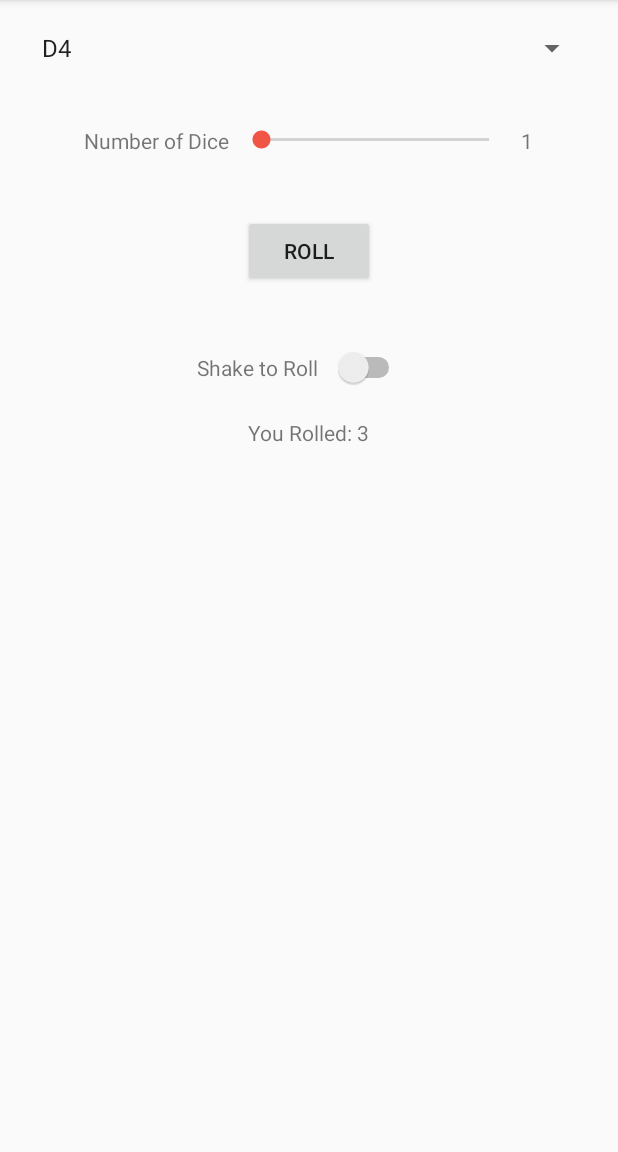
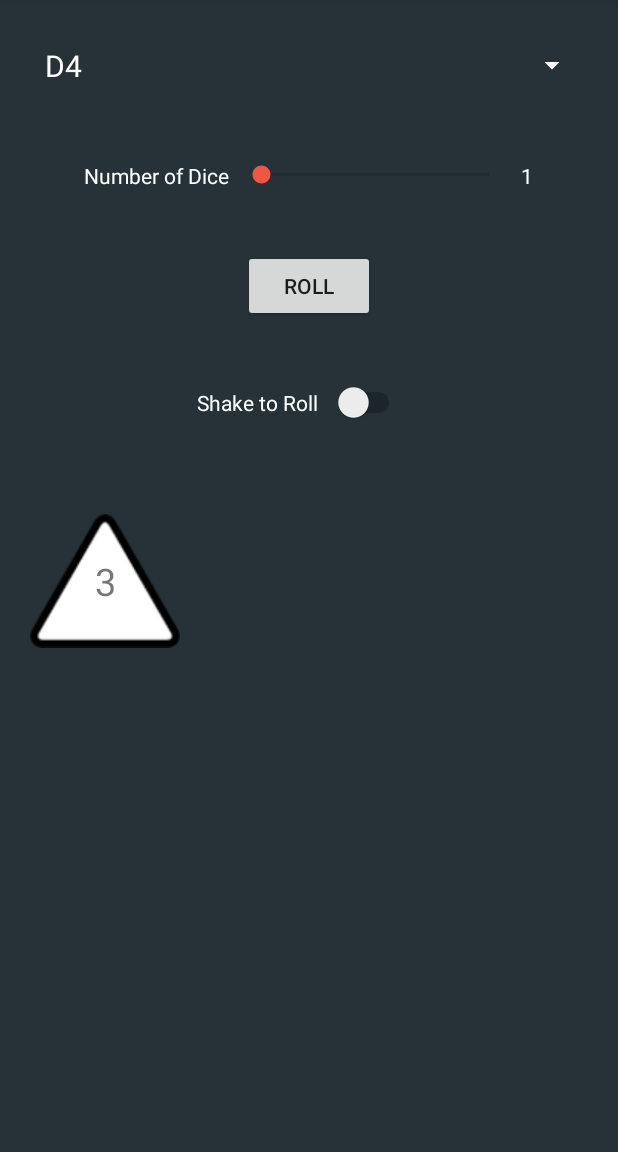
Before and after one commit to MikeLarsenW/DnDApp, an Android app: the DiceActivity screen opened directly, with no data from a screen before it, after a tap on "ROLL", on a phone screen of 412 x 824 dp, the part 84-1236 px from its top. Run offline under Robolectric (Android 15) with nearby library versions, the phone set to English and light mode, and no system bars; our stand-ins replace FlexboxLayout; libraries missing offline, so code that uses them is left out: com.github.tbouron.shakedetector; Roboto replaces fonts that are not available here; 4 statements that could not run were skipped.

Commit message:
Remade the layout for dice. Now uses custom layout with a imageview and textview to display dice. Also rotates the dice when rolled.

```diff
--- a/app/build.gradle
+++ b/app/build.gradle
@@ -28,5 +28,6 @@ dependencies {
     implementation 'com.github.tbouron.shakedetector:library:1.0.0@aar'
     implementation 'com.android.support:design:28.+'
     implementation 'com.google.code.gson:gson:2.8.5'
+    implementation 'com.google.android:flexbox:1.0.0'
 
 }
--- a/app/src/main/java/com/example/mike/dnd_mobile_app/DiceActivity.java
+++ b/app/src/main/java/com/example/mike/dnd_mobile_app/DiceActivity.java
@@ -5,6 +5,9 @@
 package com.example.mike.dnd_mobile_app;
 
 import android.content.Context;
+import android.graphics.Color;
+import android.graphics.PorterDuff;
+import android.graphics.drawable.Drawable;
 import android.hardware.Sensor;
 import android.hardware.SensorEvent;
 import android.hardware.SensorEventListener;
@@ -13,12 +16,15 @@ import android.os.Vibrator;
 import android.support.v7.app.AppCompatActivity;
 import android.os.Bundle;
 import android.util.Log;
+import android.view.LayoutInflater;
 import android.view.View;
 import android.widget.AdapterView;
 import android.widget.ArrayAdapter;
 import android.widget.Button;
 import android.widget.CompoundButton;
+import android.widget.ImageView;
 import android.widget.LinearLayout;
+import android.widget.RelativeLayout;
 import android.widget.SeekBar;
 import android.widget.Spinner;
 import android.widget.Switch;
@@ -27,6 +33,10 @@ import android.widget.TextView;
 import android.widget.Toast;
 
 import com.github.tbouron.shakedetector.library.ShakeDetector;
+import com.google.android.flexbox.AlignContent;
+import com.google.android.flexbox.FlexWrap;
+import com.google.android.flexbox.FlexboxLayout;
+import com.google.android.flexbox.JustifyContent;
 
 import org.w3c.dom.Text;
 
@@ -44,9 +54,10 @@ public class DiceActivity extends AppCompatActivity{
     Switch accel;
     SeekBar numOfDice;
     TextView numberTV;
-    LinearLayout results;
     boolean switchVal;
     Vibrator v;
+    FlexboxLayout diceLayout;
+    LayoutInflater li;
 
     @Override
     protected void onCreate(Bundle savedInstanceState) {
@@ -86,21 +97,42 @@ public class DiceActivity extends AppCompatActivity{
             }
         });
     }
-    //This function dynamically updates the layout with textviews depending on the number of dice selected
+    //This function dynamically updates the layout with dice images depending on the number of dice selected
     public void updateResultViews(int amount)
     {
-        results.removeAllViews();
+        diceLayout.removeAllViews();
+
+        int diceName = R.drawable.d6;
+        switch(diceType)
+        {
+            case 1: diceName = R.drawable.d4; break;
+            case 2: diceName = R.drawable.d6; break;
+            case 3: diceName = R.drawable.d8; break;
+            case 4: diceName = R.drawable.d10; break;
+            case 5: diceName = R.drawable.d12; break;
+            case 6: diceName = R.drawable.d20; break;
+        }
+
         for(int i = 0; i < amount; i++)
         {
-            results.addView(new TextView(this));
+            View dice = li.inflate(R.layout.dice_image_layout, null);
+            ImageView imageView = (ImageView)dice.findViewById(R.id.imageView);
+            TextView textView = (TextView)dice.findViewById(R.id.diceNumTV);
+
+            imageView.setImageResource(diceName);
+
+            diceLayout.addView(dice);
+
         }
     }
 
-    //Initialize textviews for results
+    //Initialize flexboxlayout for results
     public void initResults()
     {
-        results = (LinearLayout)findViewById(R.id.resultLayout);
-
+        li = (LayoutInflater)getSystemService(Context.LAYOUT_INFLATER_SERVICE);
+        diceLayout = (FlexboxLayout)findViewById(R.id.flexBoxLayout);
+        diceLayout.setFlexWrap(FlexWrap.WRAP);
+        diceLayout.setJustifyContent(JustifyContent.SPACE_BETWEEN);
     }
     //Initialize Seekbar
     public void seekBarInit()
@@ -163,16 +195,20 @@ public class DiceActivity extends AppCompatActivity{
     {
         Spinner spinner = (Spinner) findViewById(R.id.diceSpinner);
         // Create an ArrayAdapter using the string array and a default spinner layout
-        ArrayAdapter<CharSequence> adapter = ArrayAdapter.createFromResource(this, R.array.diceSpinnerElements, android.R.layout.simple_spinner_item);
+        ArrayAdapter<CharSequence> adapter = ArrayAdapter.createFromResource(this, R.array.diceSpinnerElements, R.layout.spinner_item);
         // Specify the layout to use when the list of choices appears
         adapter.setDropDownViewResource(android.R.layout.simple_spinner_dropdown_item);
+
         // Apply the adapter to the spinner
         spinner.setAdapter(adapter);
         spinner.setSelection(1);
+        spinner.getBackground().setColorFilter(Color.parseColor("#ffffff"), PorterDuff.Mode.SRC_ATOP);
+
         spinner.setOnItemSelectedListener(new AdapterView.OnItemSelectedListener() {
             @Override
             public void onItemSelected(AdapterView<?> parent, View view, int position, long id) {
                 diceType = position;
+                updateResultViews(diceAmt);
             }
 
             @Override
@@ -221,10 +257,17 @@ public class DiceActivity extends AppCompatActivity{
 
             }
         }
-        for(int i = 0; i < results.getChildCount(); i++)
+
+        for(int i = 0; i < diceAmt; i++)
         {
-            TextView v = (TextView)results.getChildAt(i);
-            v.setText("You Rolled: " + rolls[i]);
+            View dice = diceLayout.getChildAt(i);
+
+            TextView textView = (TextView)dice.findViewById(R.id.diceNumTV);
+            textView.setText(Integer.toString(rolls[i]));
+            ImageView imageView = (ImageView)dice.findViewById(R.id.imageView);
+            dice.setRotation(0);
+            dice.animate().rotation(360).start();
+
         }
 
     }
--- a/app/src/main/res/layout/activity_dice.xml
+++ b/app/src/main/res/layout/activity_dice.xml
@@ -4,7 +4,8 @@
     xmlns:tools="http://schemas.android.com/tools"
     android:layout_width="match_parent"
     android:layout_height="match_parent"
-    tools:context=".DiceActivity">
+    tools:context=".DiceActivity"
+    android:background="#263238">
 
 
     <LinearLayout
@@ -31,7 +32,8 @@
                 android:layout_width="wrap_content"
                 android:layout_height="wrap_content"
                 android:text="@string/diceNum"
-                android:layout_marginHorizontal="5dp"/>
+                android:layout_marginHorizontal="5dp"
+                android:textColor="@color/white"/>
             <SeekBar
                 android:layout_weight=".75"
                 android:layout_width="0dp"
@@ -46,7 +48,8 @@
                 android:layout_height="wrap_content"
                 android:id="@+id/num"
                 android:text="#"
-                android:layout_marginHorizontal="5dp"/>
+                android:layout_marginHorizontal="5dp"
+                android:textColor="@color/white"/>
 
         </LinearLayout>
 
@@ -70,6 +73,7 @@
                 android:layout_height="wrap_content"
                 android:text="@string/shake_switch"
                 android:layout_gravity="center"
+                android:textColor="@color/white"
                 />
 
             <Switch
@@ -81,13 +85,16 @@
 
         </LinearLayout>
 
-        <LinearLayout
-            android:id="@+id/resultLayout"
-            android:layout_width="wrap_content"
-            android:layout_height="wrap_content"
-            android:layout_gravity="center_horizontal"
-            android:orientation="vertical">
-        </LinearLayout>
+    <com.google.android.flexbox.FlexboxLayout
+        android:layout_width="match_parent"
+        android:layout_height="wrap_content"
+        android:id="@+id/flexBoxLayout"
+        android:layout_margin="20dp"
+        android:gravity="center_horizontal"
+        >
+
+    </com.google.android.flexbox.FlexboxLayout>
+
 
     </LinearLayout>
 
--- /dev/null
+++ b/app/src/main/res/layout/dice_image_layout.xml
@@ -0,0 +1,26 @@
+<?xml version="1.0" encoding="utf-8"?>
+<RelativeLayout xmlns:android="http://schemas.android.com/apk/res/android"
+    xmlns:app="http://schemas.android.com/apk/res-auto"
+    android:layout_width="match_parent"
+    android:layout_height="match_parent">
+
+    <ImageView
+        android:id="@+id/imageView"
+        android:layout_width="100dp"
+        android:layout_height="100dp"
+        android:layout_marginTop="15dp"
+        />
+
+    <TextView
+        android:id="@+id/diceNumTV"
+        android:layout_width="wrap_content"
+        android:layout_height="wrap_content"
+        android:layout_alignStart="@id/imageView"
+        android:layout_alignEnd="@id/imageView"
+        android:layout_alignTop="@id/imageView"
+        android:layout_alignBottom="@id/imageView"
+        android:gravity="center"
+        android:textSize="25dp"/>
+
+
+</RelativeLayout>
--- /dev/null
+++ b/app/src/main/res/layout/spinner_item.xml
@@ -0,0 +1,9 @@
+<?xml version="1.0" encoding="utf-8"?>
+<TextView
+    xmlns:android="http://schemas.android.com/apk/res/android"
+    android:layout_width="match_parent"
+    android:layout_height="wrap_content"
+    android:textColor="#ffffff"
+    android:textSize="20sp"
+    android:padding="10dp"
+    />
--- a/app/src/main/res/values/colors.xml
+++ b/app/src/main/res/values/colors.xml
@@ -3,4 +3,5 @@
     <color name="colorPrimary">#b71c1c</color>
     <color name="colorPrimaryDark">#7f0000</color>
     <color name="colorAccent">#f05545</color>
+    <color name="white">#ffffff</color>
 </resources>
```
Also changed, not shown: app/src/main/res/drawable/d10.png (added), app/src/main/res/drawable/d12.png (added), app/src/main/res/drawable/d20.png (added), app/src/main/res/drawable/d4.png (added), app/src/main/res/drawable/d6.png (added), app/src/main/res/drawable/d8.png (added).
